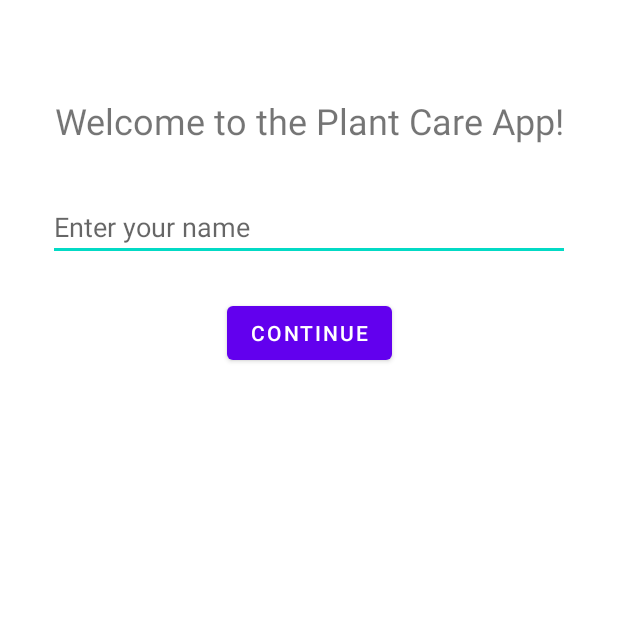
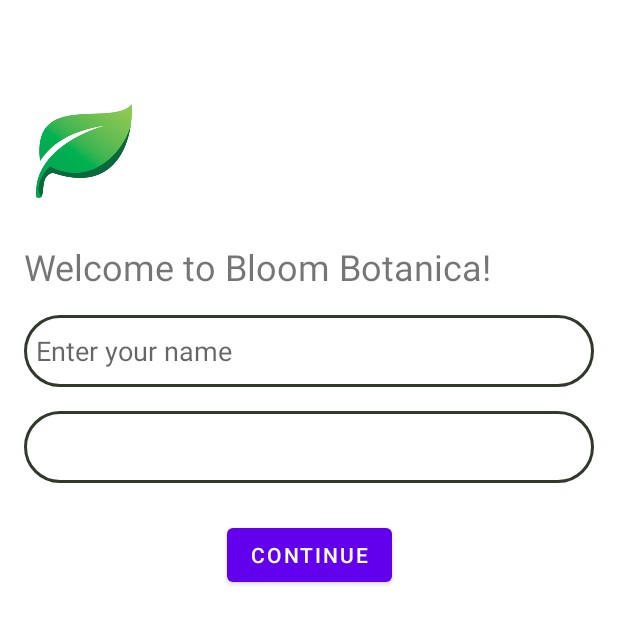
Before and after one commit to arhanikram/BloomBotanica, an Android app: the screen it shows after launch (OnboardingActivity), on a phone screen of 412 x 824 dp. Shown: the top 624 px of the screen. Run offline under Robolectric (Android 15) with nearby library versions, the phone set to English and light mode, and no system bars; our stand-ins replace Room's generated code.

Commit message:
Updated UI changes to onboarding activity

```diff
--- /dev/null
+++ b/app/src/main/res/drawable/rounded_border.xml
@@ -0,0 +1,7 @@
+<!-- res/drawable/rectangular_border.xml -->
+<shape xmlns:android="http://schemas.android.com/apk/res/android">
+    <stroke
+        android:color="#303A2B"
+        android:width="2dp" />
+    <corners android:radius="32dp" />  <!-- Optional: rounded corners for the border -->
+</shape>
--- a/app/src/main/res/layout/activity_onboarding.xml
+++ b/app/src/main/res/layout/activity_onboarding.xml
@@ -1,4 +1,5 @@
 <?xml version="1.0" encoding="utf-8"?>
+
 <androidx.constraintlayout.widget.ConstraintLayout xmlns:android="http://schemas.android.com/apk/res/android"
     xmlns:app="http://schemas.android.com/apk/res-auto"
     xmlns:tools="http://schemas.android.com/tools"
@@ -9,36 +10,68 @@
     android:layout_marginHorizontal="16dp"
     tools:context=".ui.OnboardingActivity">
 
+    <!-- Logo Image -->
+    <ImageView
+        android:id="@+id/logoImage"
+        android:layout_width="80dp"
+        android:layout_height="105dp"
+        android:layout_marginTop="16dp"
+        android:contentDescription="@string/logo_desc"
+        android:src="@drawable/bloombotanicalogo"
+        app:layout_constraintEnd_toEndOf="parent"
+        app:layout_constraintHorizontal_bias="0.0"
+        app:layout_constraintStart_toStartOf="parent"
+        app:layout_constraintTop_toTopOf="parent" />
+
+    <!-- Welcome Text -->
     <TextView
         android:id="@+id/welcomeText"
-        android:layout_width="wrap_content"
+        android:layout_width="0dp"
         android:layout_height="wrap_content"
+        android:layout_marginTop="8dp"
         android:text="@string/welcome_onboard"
         android:textSize="24sp"
-        app:layout_constraintTop_toTopOf="parent"
+        app:layout_constraintEnd_toEndOf="parent"
         app:layout_constraintStart_toStartOf="parent"
-        app:layout_constraintEnd_toEndOf="parent"
-        android:layout_marginTop="32dp" />
+        app:layout_constraintTop_toBottomOf="@id/logoImage"
+        app:layout_constraintHorizontal_bias="0.0" />
 
+    <!-- First Name Field -->
     <EditText
         android:id="@+id/nameInput"
+        android:layout_width="match_parent"
+        android:layout_height="0dp"
+        android:layout_marginTop="16dp"
+        android:autofillHints="first_name"
+        android:background="@drawable/rounded_border"
+        android:hint="@string/enter_your_name"
+        android:inputType="textPersonName"
+        android:minHeight="48dp"
+        app:layout_constraintEnd_toEndOf="parent"
+        app:layout_constraintStart_toStartOf="parent"
+        android:padding="8dp"
+        app:layout_constraintTop_toBottomOf="@id/welcomeText" />
+
+    <Spinner
+        android:id="@+id/languageSpinner"
         android:layout_width="0dp"
         android:layout_height="wrap_content"
-        android:hint="@string/enter_your_name"
-        android:inputType="textPersonName"
-        app:layout_constraintTop_toBottomOf="@id/welcomeText"
+        android:layout_marginTop="16dp"
+        android:minHeight="48dp"
+        android:background="@drawable/rounded_border"
+        app:layout_constraintEnd_toEndOf="parent"
         app:layout_constraintStart_toStartOf="parent"
-        app:layout_constraintEnd_toEndOf="parent"
-        android:layout_marginTop="32dp"
-        android:layout_marginStart="16dp"
-        android:layout_marginEnd="16dp" />
+        app:layout_constraintTop_toBottomOf="@id/nameInput" />
 
+    <!-- Continue Button -->
     <Button
         android:id="@+id/continueButton"
         android:layout_width="wrap_content"
         android:layout_height="wrap_content"
+        android:minHeight="48dp"
         android:text="@string/continue_txt"
-        app:layout_constraintTop_toBottomOf="@id/nameInput"
+        android:contentDescription="@string/continue_txt"
+        app:layout_constraintTop_toBottomOf="@id/languageSpinner"
         app:layout_constraintStart_toStartOf="parent"
         app:layout_constraintEnd_toEndOf="parent"
         android:layout_marginTop="24dp" />
--- a/app/src/main/res/values/strings.xml
+++ b/app/src/main/res/values/strings.xml
@@ -6,8 +6,8 @@
     <string name="dashboard">Dashboard</string>
     <string name="hello_blank_fragment">Hello blank fragment</string>
     <string name="welcome_username">Welcome, %1$s</string>
-    <string name="enter_your_name">Enter your name</string>
-    <string name="welcome_onboard">Welcome to the Plant Care App!</string>
+    <string name="enter_your_name">  Enter your name</string>
+    <string name="welcome_onboard">Welcome to Bloom Botanica!</string>
     <string name="continue_txt">Continue</string>
     <string name="add_plant">Add a new plant</string>
     <string name="plant_nickname_hint">Enter your plant\'s nickname</string>
@@ -36,5 +36,13 @@
     <string name="last_watered">Last watered %1$d days ago</string>
     <string name="never_watered">Plant added, water it!</string>
     <string name="add_image">Add Image</string>
+    <string name="logo_desc">BloomBotanica Logo</string>
+    <string-array name="languages_array">
+        <item>English</item>
+        <item>Spanish</item>
+        <item>French</item>
+        <item>German</item>
+        <item>Italian</item>
+    </string-array>
 
 </resources>
```
Also changed, not shown: app/src/main/res/drawable/bloombotanicalogo.png (added).
